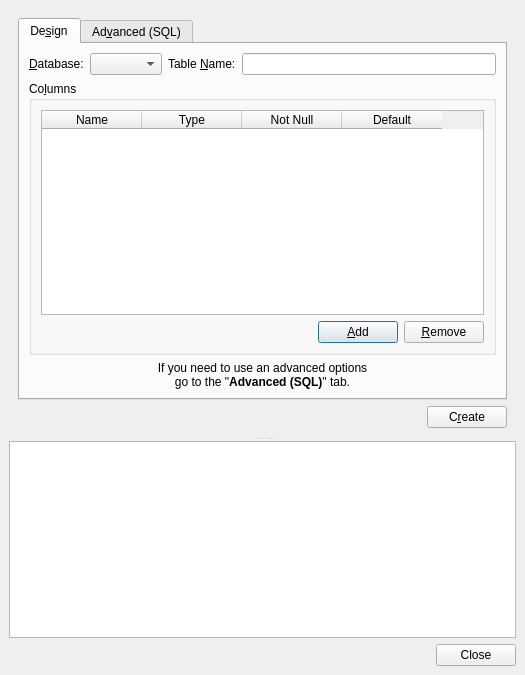
First picture: the form in Sqliteman/sqliteman/tableeditordialog.ui, repository iamkjg/sqliteman, before the edit.
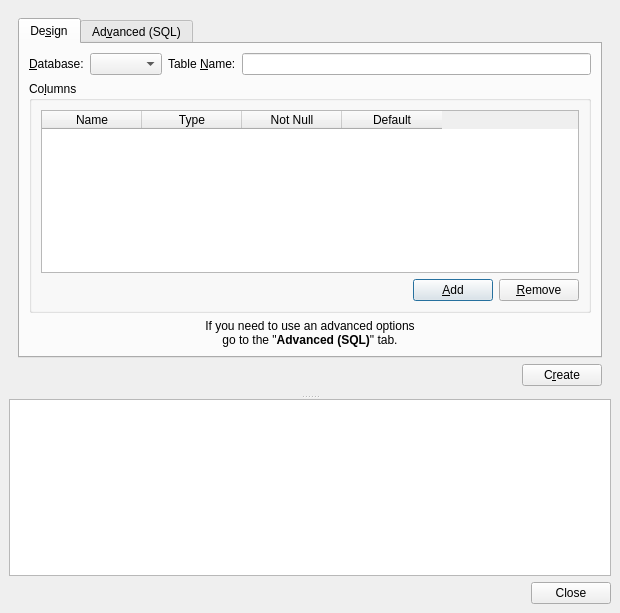
Second picture: the form after the edit. Custom widgets are drawn as their Qt base class.

Commit message: #66: AUTOINCREMENT checkbox

```diff
--- a/Sqliteman/sqliteman/tableeditordialog.ui
+++ b/Sqliteman/sqliteman/tableeditordialog.ui
@@ -5,8 +5,8 @@
    <rect>
     <x>0</x>
     <y>0</y>
-    <width>525</width>
-    <height>675</height>
+    <width>620</width>
+    <height>613</height>
    </rect>
   </property>
   <property name="windowTitle" >
```
The commit also changes 1 other file.
